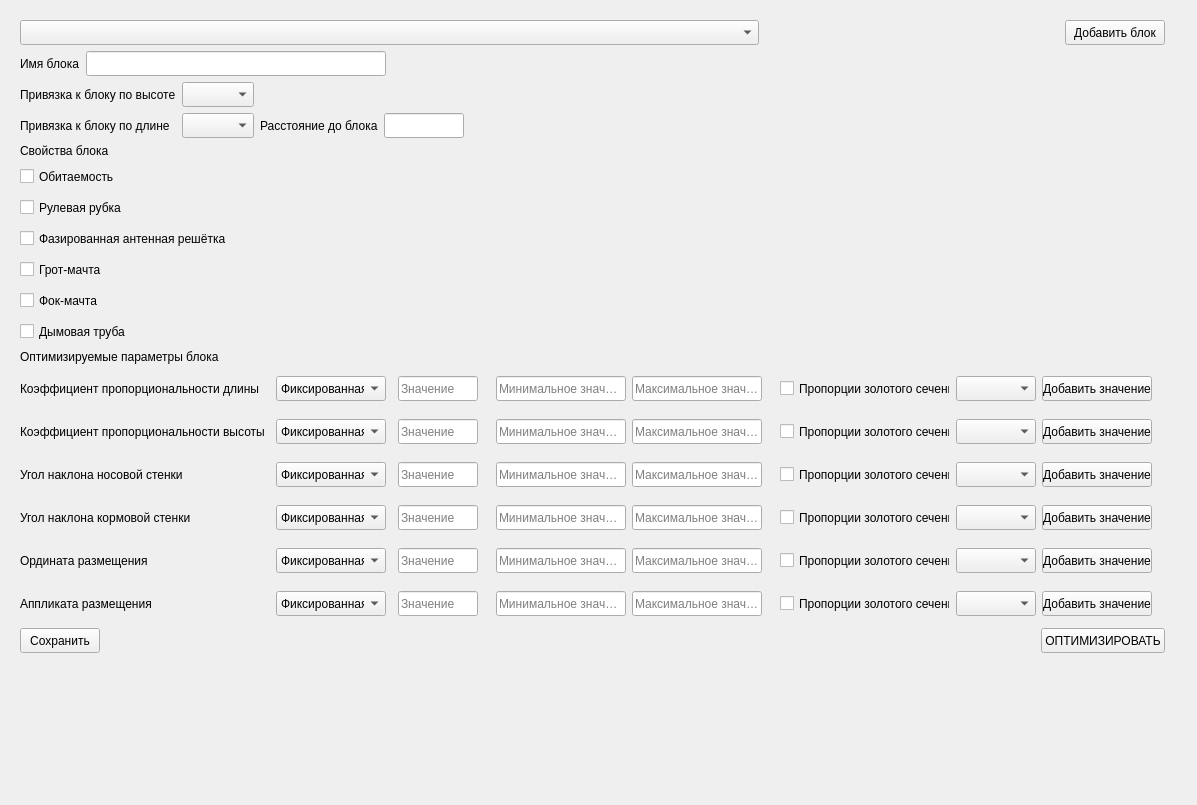
Above: source/gui/enteringblocks.ui from baseoleph/secad before the change. Below: the same form after it.
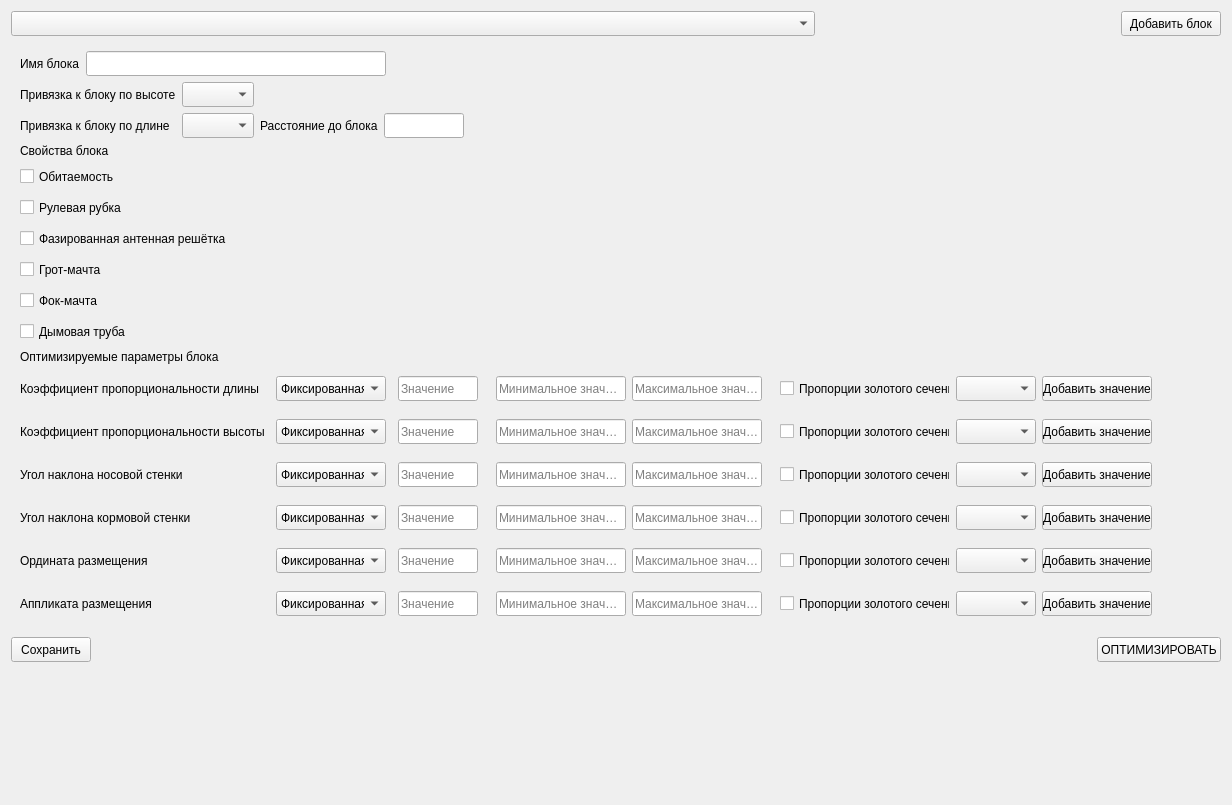
That is the form after the change.

Commit message: create adding of new block

What changed in the file:
```diff
--- a/source/gui/enteringblocks.ui
+++ b/source/gui/enteringblocks.ui
@@ -23,73 +23,6 @@
       </size>
      </property>
      <layout class="QVBoxLayout" name="verticalLayout">
-      <item>
-       <layout class="QHBoxLayout" name="horizontalLayout_12">
-        <item>
-         <widget class="QComboBox" name="comboBox_blocks">
-          <property name="sizePolicy">
-           <sizepolicy hsizetype="Preferred" vsizetype="Preferred">
-            <horstretch>0</horstretch>
-            <verstretch>0</verstretch>
-           </sizepolicy>
-          </property>
-          <property name="minimumSize">
-           <size>
-            <width>0</width>
-            <height>25</height>
-           </size>
-          </property>
-          <property name="maximumSize">
-           <size>
-            <width>16777215</width>
-            <height>25</height>
-           </size>
-          </property>
-         </widget>
-        </item>
-        <item>
-         <spacer name="horizontalSpacer_3">
-          <property name="orientation">
-           <enum>Qt::Horizontal</enum>
-          </property>
-          <property name="sizeType">
-           <enum>QSizePolicy::Fixed</enum>
-          </property>
-          <property name="sizeHint" stdset="0">
-           <size>
-            <width>300</width>
-            <height>20</height>
-           </size>
-          </property>
-         </spacer>
-        </item>
-        <item>
-         <widget class="QPushButton" name="pushButton_addBlock">
-          <property name="sizePolicy">
-           <sizepolicy hsizetype="Preferred" vsizetype="Fixed">
-            <horstretch>0</horstretch>
-            <verstretch>0</verstretch>
-           </sizepolicy>
-          </property>
-          <property name="minimumSize">
-           <size>
-            <width>100</width>
-            <height>25</height>
-           </size>
-          </property>
-          <property name="maximumSize">
-           <size>
-            <width>100</width>
-            <height>25</height>
-           </size>
-          </property>
-          <property name="text">
-           <string>Добавить блок</string>
-          </property>
-         </widget>
-        </item>
-       </layout>
-      </item>
       <item>
        <layout class="QHBoxLayout" name="horizontalLayout">
         <item>
@@ -2015,7 +1948,103 @@
         </item>
        </layout>
       </item>
+     </layout>
+    </widget>
+   </item>
+   <item row="13" column="0">
+    <spacer name="verticalSpacer">
+     <property name="orientation">
+      <enum>Qt::Vertical</enum>
+     </property>
+     <property name="sizeHint" stdset="0">
+      <size>
+       <width>20</width>
+       <height>40</height>
+      </size>
+     </property>
+    </spacer>
+   </item>
+   <item row="10" column="1">
+    <spacer name="horizontalSpacer_7">
+     <property name="orientation">
+      <enum>Qt::Horizontal</enum>
+     </property>
+     <property name="sizeHint" stdset="0">
+      <size>
+       <width>40</width>
+       <height>20</height>
+      </size>
+     </property>
+    </spacer>
+   </item>
+   <item row="0" column="0">
+    <layout class="QHBoxLayout" name="horizontalLayout_12">
       <item>
+      <widget class="QComboBox" name="comboBox_blocks">
+       <property name="sizePolicy">
+        <sizepolicy hsizetype="Preferred" vsizetype="Preferred">
+         <horstretch>0</horstretch>
+         <verstretch>0</verstretch>
+        </sizepolicy>
+       </property>
+       <property name="minimumSize">
+        <size>
+         <width>0</width>
+         <height>25</height>
+        </size>
+       </property>
+       <property name="maximumSize">
+        <size>
+         <width>16777215</width>
+         <height>25</height>
+        </size>
+       </property>
+      </widget>
+     </item>
+     <item>
+      <spacer name="horizontalSpacer_3">
+       <property name="orientation">
+        <enum>Qt::Horizontal</enum>
+       </property>
+       <property name="sizeType">
+        <enum>QSizePolicy::Fixed</enum>
+       </property>
+       <property name="sizeHint" stdset="0">
+        <size>
+         <width>300</width>
+         <height>20</height>
+        </size>
+       </property>
+      </spacer>
+     </item>
+     <item>
+      <widget class="QPushButton" name="pushButton_addBlock">
+       <property name="sizePolicy">
+        <sizepolicy hsizetype="Preferred" vsizetype="Fixed">
+         <horstretch>0</horstretch>
+         <verstretch>0</verstretch>
+        </sizepolicy>
+       </property>
+       <property name="minimumSize">
+        <size>
+         <width>100</width>
+         <height>25</height>
+        </size>
+       </property>
+       <property name="maximumSize">
+        <size>
+         <width>100</width>
+         <height>25</height>
+        </size>
+       </property>
+       <property name="text">
+        <string>Добавить блок</string>
+       </property>
+      </widget>
+     </item>
+    </layout>
+   </item>
+   <item row="11" column="0">
        <layout class="QHBoxLayout" name="horizontalLayout_38">
         <item>
          <widget class="QPushButton" name="pushButton_saveEnteringData">
@@ -2087,35 +2116,6 @@
          </widget>
         </item>
        </layout>
-      </item>
-     </layout>
-    </widget>
-   </item>
-   <item row="13" column="0">
-    <spacer name="verticalSpacer">
-     <property name="orientation">
-      <enum>Qt::Vertical</enum>
-     </property>
-     <property name="sizeHint" stdset="0">
-      <size>
-       <width>20</width>
-       <height>40</height>
-      </size>
-     </property>
-    </spacer>
-   </item>
-   <item row="10" column="1">
-    <spacer name="horizontalSpacer_7">
-     <property name="orientation">
-      <enum>Qt::Horizontal</enum>
-     </property>
-     <property name="sizeHint" stdset="0">
-      <size>
-       <width>40</width>
-       <height>20</height>
-      </size>
-     </property>
-    </spacer>
    </item>
   </layout>
  </widget>
```
Left out of the diff: 2 changed lines with no effect on the pictures. Lines whose indentation alone changed are shown as unchanged. The commit also changes 1 other file.
